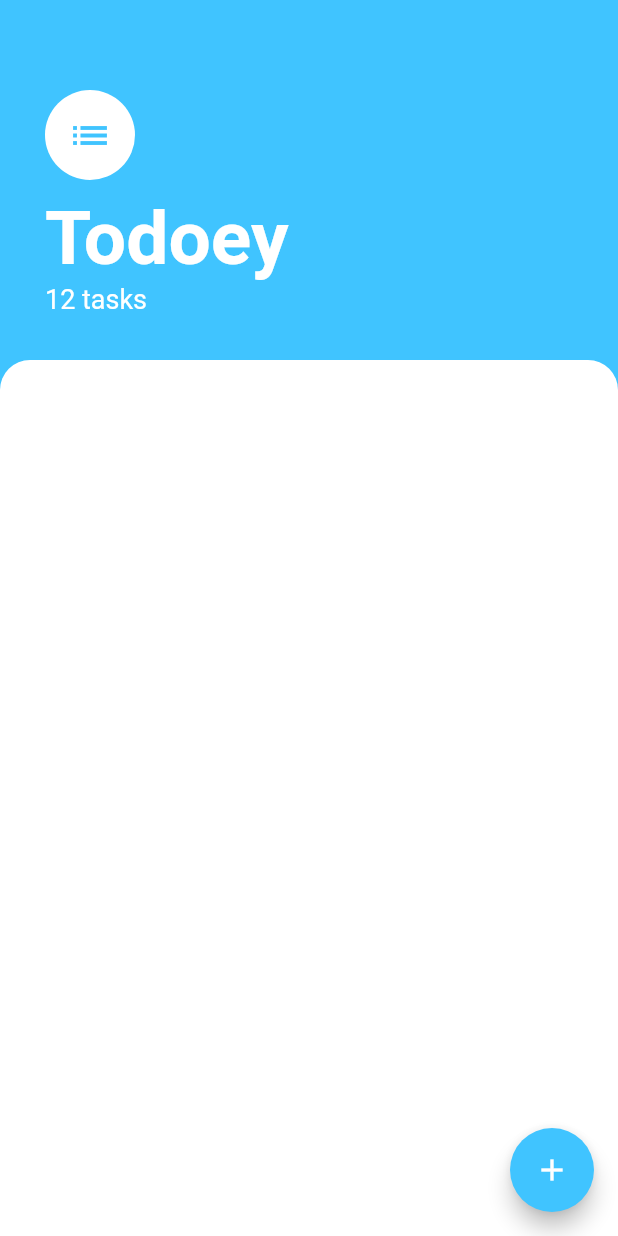
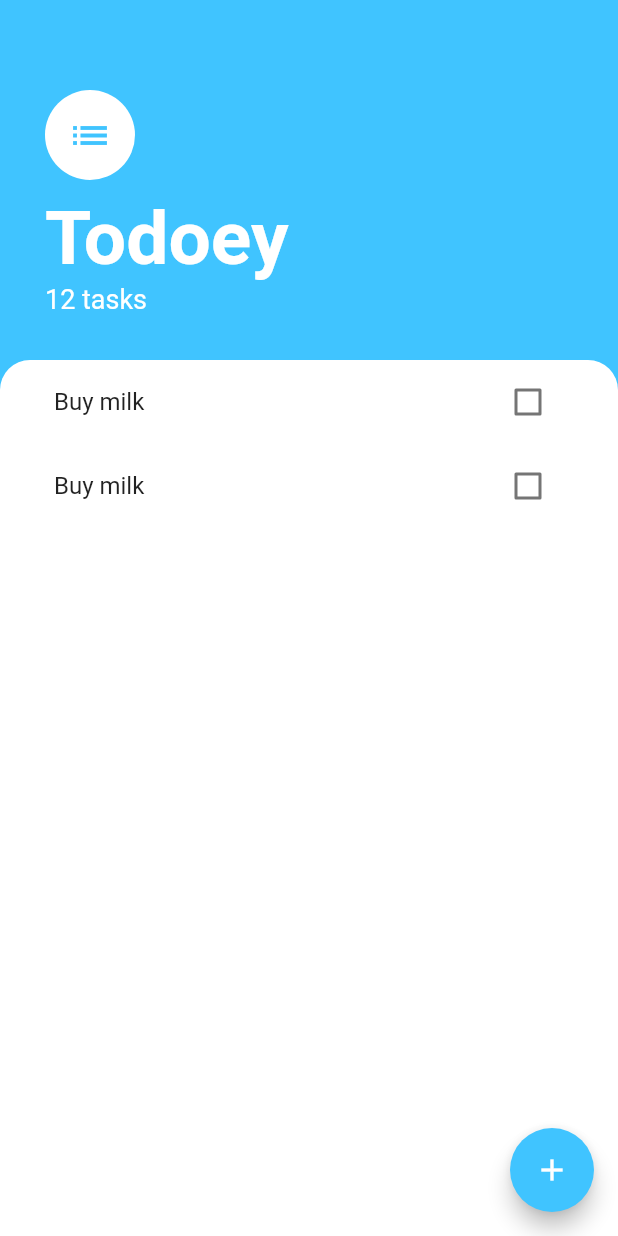
Before and after one commit to morikann/todoey-flutter, a Flutter app: the screen it shows after launch, on a phone screen of 412 x 824 dp. Run offline on Flutter 3.47's test engine with Material 2 defaults, Android fonts, the phone set to English and light mode, and no system bars.

Commit message:
designing todo-items using ListView

```diff
--- a/lib/screens/tasks_screen.dart
+++ b/lib/screens/tasks_screen.dart
@@ -1,4 +1,5 @@
 import 'package:flutter/material.dart';
+import '../widgets/task_list.dart';
 
 class TasksScreen extends StatelessWidget {
   @override
@@ -50,6 +51,7 @@ class TasksScreen extends StatelessWidget {
           ),
           Expanded(
             child: Container(
+              padding: EdgeInsets.symmetric(horizontal: 20.0),
               decoration: BoxDecoration(
                 color: Colors.white,
                 borderRadius: BorderRadius.only(
@@ -57,6 +59,7 @@ class TasksScreen extends StatelessWidget {
                   topRight: Radius.circular(20.0),
                 ),
               ),
+              child: TasksList(),
             ),
           ),
         ],
--- /dev/null
+++ b/lib/widgets/task_list.dart
@@ -0,0 +1,14 @@
+import 'package:flutter/material.dart';
+import 'task_tile.dart';
+
+class TasksList extends StatelessWidget {
+  @override
+  Widget build(BuildContext context) {
+    return ListView(
+      children: [
+        TaskTile(),
+        TaskTile(),
+      ],
+    );
+  }
+}
--- /dev/null
+++ b/lib/widgets/task_tile.dart
@@ -0,0 +1,14 @@
+import 'package:flutter/material.dart';
+
+class TaskTile extends StatelessWidget {
+  @override
+  Widget build(BuildContext context) {
+    return ListTile(
+      title: Text('Buy milk'),
+      trailing: Checkbox(
+        value: false,
+        onChanged: (bool? value) {},
+      ),
+    );
+  }
+}
```
